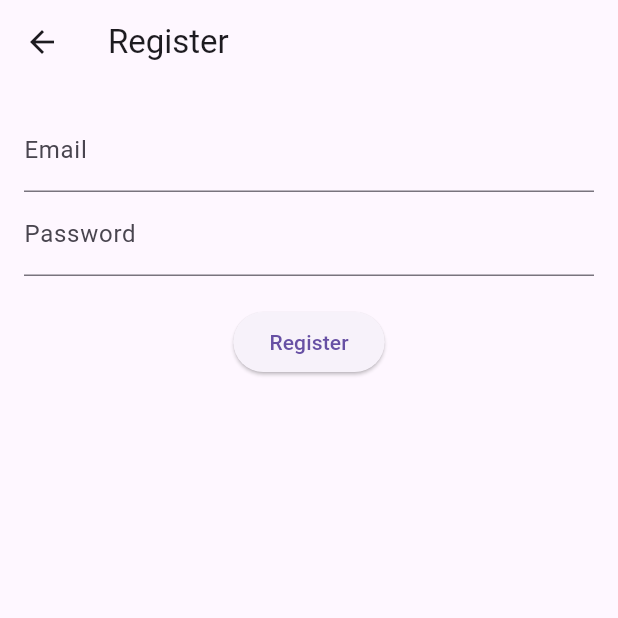
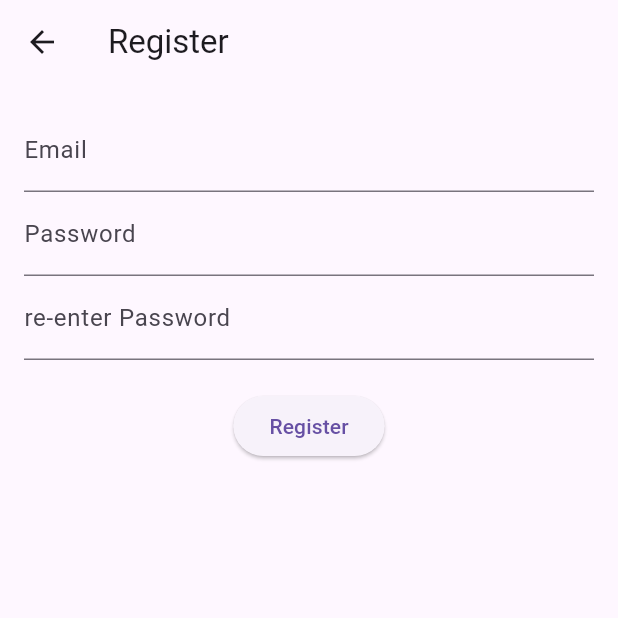
Before and after one commit to INTEL-ONBOARD/hsp, a Flutter app: the screen it shows after launch, after a tap on "Register", on a phone screen of 412 x 824 dp, the top half of it. Run offline on Flutter 3.47's test engine with Material 3 defaults, Android fonts, the phone set to English and light mode, and no system bars.

Commit message:
Updated bidu

```diff
--- a/lib/main.dart
+++ b/lib/main.dart
@@ -9,9 +9,11 @@ void main() async {
 }
 
 class MyApp extends StatelessWidget {
+  const MyApp({super.key});
+
   @override
   Widget build(BuildContext context) {
-    return MaterialApp(
+    return const MaterialApp(
       debugShowCheckedModeBanner: false,
       initialRoute: AppRoutes.intro,
       onGenerateRoute: AppRoutes.generateRoute,
--- a/lib/pages/home_page.dart
+++ b/lib/pages/home_page.dart
@@ -5,6 +5,8 @@ import 'settings_page.dart';
 import '../widgets/custom_navigation_bar.dart';
 
 class HomePage extends StatefulWidget {
+  const HomePage({super.key});
+
   @override
   _HomePageState createState() => _HomePageState();
 }
@@ -13,7 +15,7 @@ class _HomePageState extends State<HomePage> {
   int _currentIndex = 0;
 
   final List<Widget> _pages = [
-    Center(child: Text('Home Page')),
+    const Center(child: Text('Home Page')),
     UserPage(),
     SettingsPage(),
   ];
--- a/lib/pages/intro_page.dart
+++ b/lib/pages/intro_page.dart
@@ -3,6 +3,8 @@ import 'package:flutter/material.dart';
 import 'login_page.dart';
 
 class IntroPage extends StatefulWidget {
+  const IntroPage({super.key});
+
   @override
   _IntroPageState createState() => _IntroPageState();
 }
@@ -11,7 +13,7 @@ class _IntroPageState extends State<IntroPage> {
   @override
   void initState() {
     super.initState();
-    Timer(Duration(seconds: 3), () {
+    Timer(const Duration(seconds: 3), () {
       Navigator.pushReplacement(
         context,
         MaterialPageRoute(builder: (context) => LoginPage()),
@@ -21,7 +23,7 @@ class _IntroPageState extends State<IntroPage> {
 
   @override
   Widget build(BuildContext context) {
-    return Scaffold(
+    return const Scaffold(
       body: Center(
         child: Text(
           'Welcome to MyApp',
--- a/lib/pages/login_page.dart
+++ b/lib/pages/login_page.dart
@@ -4,6 +4,8 @@ import 'home_page.dart';
 import '../services/auth_service.dart';
 
 class LoginPage extends StatefulWidget {
+  const LoginPage({super.key});
+
   @override
   _LoginPageState createState() => _LoginPageState();
 }
@@ -15,21 +17,21 @@ class _LoginPageState extends State<LoginPage> {
   @override
   Widget build(BuildContext context) {
     return Scaffold(
-      appBar: AppBar(title: Text('Login')),
+      appBar: AppBar(title: const Text('Login')),
       body: Padding(
         padding: const EdgeInsets.all(16.0),
         child: Column(
           children: [
             TextField(
               controller: emailController,
-              decoration: InputDecoration(labelText: 'Email'),
+              decoration: const InputDecoration(labelText: 'Email'),
             ),
             TextField(
               controller: passwordController,
               obscureText: true,
-              decoration: InputDecoration(labelText: 'Password'),
+              decoration: const InputDecoration(labelText: 'Password'),
             ),
-            SizedBox(height: 20),
+            const SizedBox(height: 20),
             ElevatedButton(
               onPressed: () async {
                 // bool success = await AuthService().signIn(
@@ -47,7 +49,7 @@ class _LoginPageState extends State<LoginPage> {
                 //   );
                 // }
               },
-              child: Text('Login'),
+              child: const Text('Login'),
             ),
             TextButton(
               onPressed: () {
@@ -56,7 +58,7 @@ class _LoginPageState extends State<LoginPage> {
                   MaterialPageRoute(builder: (context) => RegisterPage()),
                 );
               },
-              child: Text('Register'),
+              child: const Text('Register'),
             ),
           ],
         ),
--- a/lib/pages/register_page.dart
+++ b/lib/pages/register_page.dart
@@ -5,25 +5,33 @@ class RegisterPage extends StatelessWidget {
   final TextEditingController emailController = TextEditingController();
   final TextEditingController passwordController = TextEditingController();
 
+  RegisterPage({super.key});
+
   @override
   Widget build(BuildContext context) {
     return Scaffold(
-      appBar: AppBar(title: Text('Register')),
+      appBar: AppBar(title: const Text('Register')),
       body: Padding(
         padding: const EdgeInsets.all(16.0),
         child: Column(
           children: [
             TextField(
               controller: emailController,
-              decoration: InputDecoration(labelText: 'Email'),
+              decoration: const InputDecoration(labelText: 'Email'),
             ),
             TextField(
               controller: passwordController,
               obscureText: true,
-              decoration: InputDecoration(labelText: 'Password'),
+              decoration: const InputDecoration(labelText: 'Password'),
             ),
-            SizedBox(height: 20),
+            TextField(
+              controller: passwordController,
+              obscureText: true,
+              decoration: const InputDecoration(labelText: 're-enter Password'),
+            ),
+            const SizedBox(height: 20),
             ElevatedButton(
+
               onPressed: () async {
                 // bool success = await AuthService().register(
                 //   emailController.text,
@@ -37,7 +45,7 @@ class RegisterPage extends StatelessWidget {
                 //   );
                 // }
               },
-              child: Text('Register'),
+              child: const Text('Register'),
             ),
           ],
         ),
--- a/lib/pages/settings_page.dart
+++ b/lib/pages/settings_page.dart
@@ -1,9 +1,11 @@
 import 'package:flutter/material.dart';
 
 class SettingsPage extends StatelessWidget {
+  const SettingsPage({super.key});
+
   @override
   Widget build(BuildContext context) {
-    return Center(
+    return const Center(
       child: Text(
         'Settings Page Content',
         style: TextStyle(fontSize: 18, fontWeight: FontWeight.w500),
--- a/lib/pages/user_page.dart
+++ b/lib/pages/user_page.dart
@@ -1,9 +1,11 @@
 import 'package:flutter/material.dart';
 
 class UserPage extends StatelessWidget {
+  const UserPage({super.key});
+
   @override
   Widget build(BuildContext context) {
-    return Center(
+    return const Center(
       child: Text(
         'User Page Content',
         style: TextStyle(fontSize: 18, fontWeight: FontWeight.w500),
--- a/lib/widgets/CustomNavigationBar.dart
+++ b/lib/widgets/CustomNavigationBar.dart
@@ -7,8 +7,8 @@ class CustomNavigationBar extends StatelessWidget {
   const CustomNavigationBar({
     required this.currentIndex,
     required this.onTap,
-    Key? key,
-  }) : super(key: key);
+    super.key,
+  });
 
   @override
   Widget build(BuildContext context) {
--- a/lib/widgets/custom_navigation_bar.dart
+++ b/lib/widgets/custom_navigation_bar.dart
@@ -7,8 +7,8 @@ class CustomNavigationBar extends StatelessWidget {
   const CustomNavigationBar({
     required this.currentIndex,
     required this.onTap,
-    Key? key,
-  }) : super(key: key);
+    super.key,
+  });
 
   @override
   Widget build(BuildContext context) {
--- a/lib/widgets/page_title.dart
+++ b/lib/widgets/page_title.dart
@@ -3,13 +3,13 @@ import 'package:flutter/material.dart';
 class PageTitle extends StatelessWidget {
   final String title;
 
-  const PageTitle({required this.title, Key? key}) : super(key: key);
+  const PageTitle({required this.title, super.key});
 
   @override
   Widget build(BuildContext context) {
     return Text(
       title,
-      style: TextStyle(
+      style: const TextStyle(
         fontSize: 20,
         fontWeight: FontWeight.bold,
         color: Colors.white,
```
Also changed, not shown: 1 other file.
